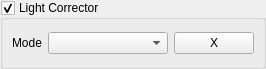
Qt form Widgets/lightcorrectorwidget.ui (SevenLines/Liquor) before a commit.
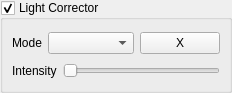
The same form after that commit.

Diff of the .ui file:
```diff
--- a/Widgets/lightcorrectorwidget.ui
+++ b/Widgets/lightcorrectorwidget.ui
@@ -6,8 +6,8 @@
    <rect>
     <x>0</x>
     <y>0</y>
-    <width>266</width>
-    <height>69</height>
+    <width>232</width>
+    <height>93</height>
    </rect>
   </property>
   <property name="windowTitle">
@@ -68,6 +68,30 @@
         </item>
        </layout>
       </item>
+      <item row="1" column="0">
+       <layout class="QHBoxLayout" name="horizontalLayout_2">
+        <item>
+         <widget class="QLabel" name="label_2">
+          <property name="text">
+           <string>Intensity</string>
+          </property>
+         </widget>
+        </item>
+        <item>
+         <widget class="QSlider" name="sldIntensity">
+          <property name="minimum">
+           <number>1</number>
+          </property>
+          <property name="maximum">
+           <number>255</number>
+          </property>
+          <property name="orientation">
+           <enum>Qt::Horizontal</enum>
+          </property>
+         </widget>
+        </item>
+       </layout>
+      </item>
      </layout>
     </widget>
    </item>
```
